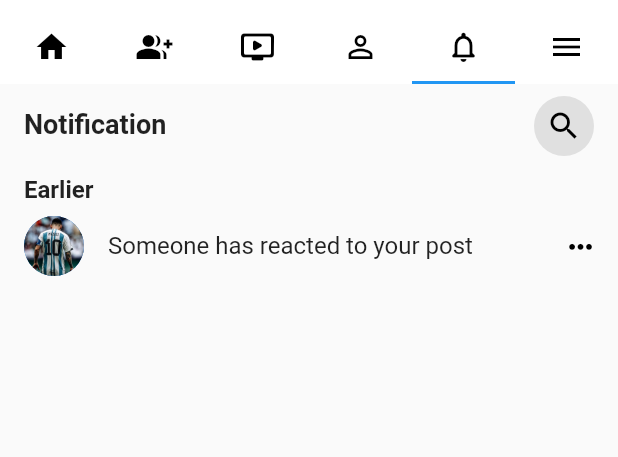
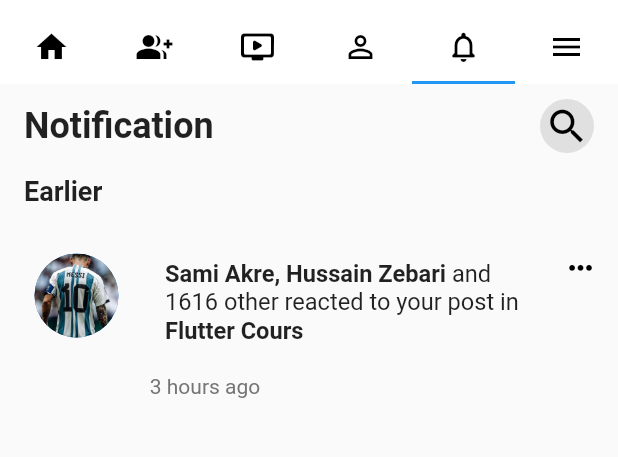
Before and after one commit to kuvaan16/facebook, a Flutter app: the screen it shows after launch, tab 5 chosen, on a phone screen of 412 x 824 dp, the part 72-529 px from its top. Run offline on Flutter 3.47's test engine with Material 2 defaults, Android fonts, the phone set to English and light mode, and no system bars; drawn by our look-alikes of flutter_html; our stand-ins replace community_material_icon, font_awesome_flutter.

Commit message:
notification screen

```diff
--- a/lib/kuvan/notfication.dart
+++ b/lib/kuvan/notfication.dart
@@ -2,6 +2,7 @@ import 'package:community_material_icon/community_material_icon.dart';
 import 'package:flutter/material.dart';
 import 'package:flutter/src/widgets/framework.dart';
 import 'package:flutter/src/widgets/placeholder.dart';
+import 'package:flutter_html/flutter_html.dart';
 import 'package:font_awesome_flutter/font_awesome_flutter.dart';
 
 class NotficationPage extends StatefulWidget {
@@ -19,14 +20,17 @@ class _NotficationPageState extends State<NotficationPage> {
         ListTile(
           leading: Text(
             "Notification",
-            style: TextStyle(fontSize: 18, fontWeight: FontWeight.bold),
+            style: TextStyle(fontSize: 24, fontWeight: FontWeight.bold),
           ),
           trailing: CircleAvatar(
-              backgroundColor: Colors.grey[300],
-              child: Icon(
-                Icons.search,
-                color: Colors.black,
-              )),
+            radius: 18,
+            backgroundColor: Colors.grey[300],
+            child: Icon(
+              Icons.search,
+              color: Colors.black,
+              size: 30,
+            ),
+          ),
         ),
         SizedBox(
           height: 5,
@@ -38,21 +42,38 @@ class _NotficationPageState extends State<NotficationPage> {
             ),
             Text(
               "Earlier",
-              style: TextStyle(fontWeight: FontWeight.bold, fontSize: 16),
+              style: TextStyle(fontWeight: FontWeight.bold, fontSize: 18),
             ),
           ],
         ),
+        SizedBox(
+          height: 15,
+        ),
         ListTile(
           leading: CircleAvatar(
+            radius: 35,
             backgroundImage: AssetImage("assets/messi.jpg"),
           ),
-          title: Text("Someone has reacted to your post"),
+          title: Html(
+              data:
+                  "<p><b>Sami Akre, Hussain Zebari</b> and 1616 other reacted to your post in <b>Flutter Cours</b></p>",
+              style: {
+                "p": Style(
+                    fontSize: FontSize.large, fontWeight: FontWeight.normal),
+                "b": Style(
+                  fontWeight: FontWeight.bold,
+                ),
+              }),
+
           trailing: Icon(
             FontAwesomeIcons.ellipsis,
             color: Colors.black,
             size: 18,
           ),
         ),
+
+        Text("3 hours ago                                        ",
+            style: TextStyle(color: Colors.grey[600])),
       ],
     );
   }
--- a/pubspec.yaml
+++ b/pubspec.yaml
@@ -37,6 +37,7 @@ dependencies:
   cupertino_icons: ^1.0.2
   font_awesome_flutter: ^10.4.0
   community_material_icon: ^5.4.55
+  flutter_html: ^2.2.1
 
 dev_dependencies:
   flutter_test:
```
Also changed, not shown: pubspec.lock, 1 other file.
